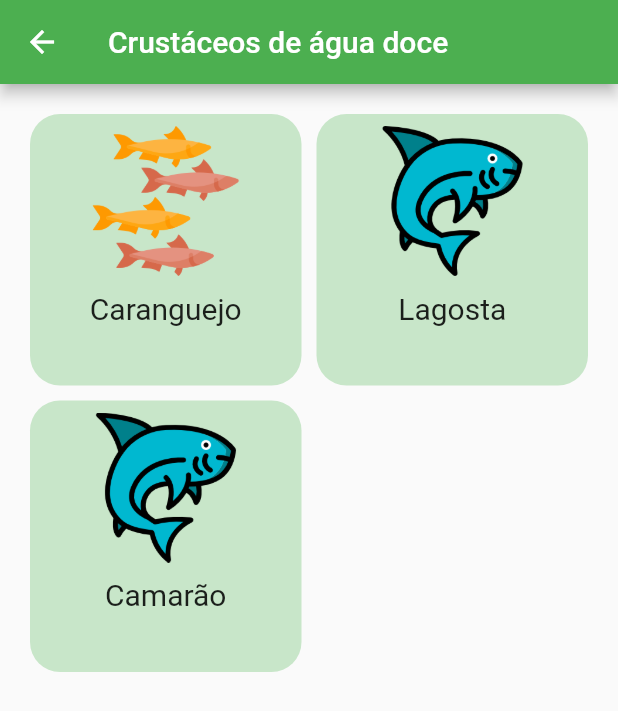
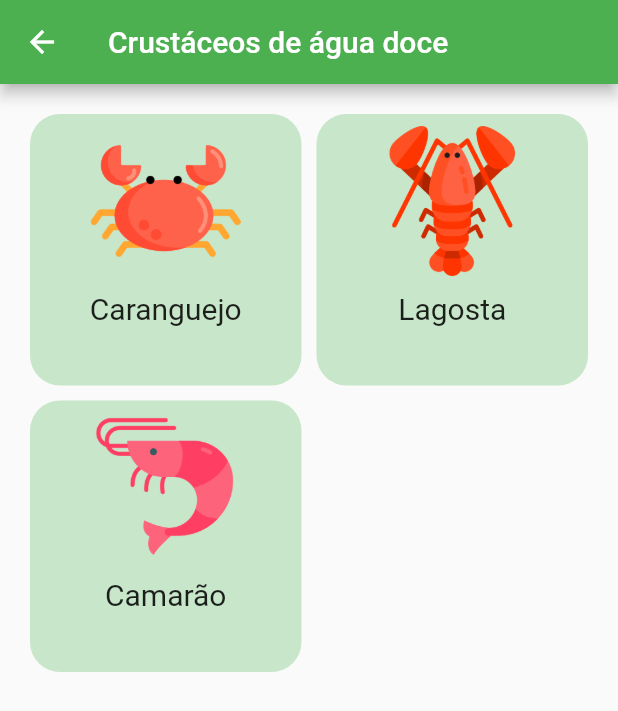
Before and after one commit to lucasoliveirasouza/aquarinfo, a Flutter app: the CrustaceoView screen opened directly, after a tap on "Água doce", on a phone screen of 412 x 824 dp. Shown: the top 711 px of the screen. Run offline on Flutter 3.47's test engine with Material 2 defaults, Android fonts, the phone set to English and light mode, and no system bars; our stand-ins replace cloud_firestore, firebase_auth, firebase_core, firebase_storage, image_picker; accounts and stored records are empty.

Commit message:
Organizar crustaceos #7

```diff
--- a/lib/view/crustaceo/crustaceo.dart
+++ b/lib/view/crustaceo/crustaceo.dart
@@ -26,7 +26,7 @@ class _CrustaceoViewState extends State<CrustaceoView> {
             crossAxisCount: 2,
             children: <Widget>[
               CardItem(
-                image: "agua_salgada/cardume.png",
+                image: "crustaceos/rio.png",
                 title: "Água doce",
                 color: Colors.green.shade100,
                 onTap: (){
@@ -39,7 +39,7 @@ class _CrustaceoViewState extends State<CrustaceoView> {
                 },
               ),
               CardItem(
-                image: "agua_salgada/carnivoros.png",
+                image: "crustaceos/oceano.png",
                 title: "Água salgada",
                 color: Colors.green.shade100,
                 onTap: (){
--- a/lib/view/crustaceo/crustaceo_lista.dart
+++ b/lib/view/crustaceo/crustaceo_lista.dart
@@ -14,7 +14,7 @@ class _CrustaceoListaViewState extends State<CrustaceoListaView> {
   Widget build(BuildContext context) {
     return Scaffold(
         appBar: AppBar(
-          title: Text(widget.tipo + " de " + widget.tipoAgua),
+          title: Text(widget.tipo + " de água " + widget.tipoAgua),
         ),
     );
   }
--- a/lib/view/crustaceo/crustaceo_tipo.dart
+++ b/lib/view/crustaceo/crustaceo_tipo.dart
@@ -27,7 +27,7 @@ class _CrustaceoTipoViewState extends State<CrustaceoTipoView> {
             crossAxisCount: 2,
             children: <Widget>[
               CardItem(
-                image: "agua_salgada/cardume.png",
+                image: "crustaceos/caranguejo.png",
                 title: "Caranguejo",
                 color: Colors.green.shade100,
                 onTap: (){
@@ -40,7 +40,7 @@ class _CrustaceoTipoViewState extends State<CrustaceoTipoView> {
                 },
               ),
               CardItem(
-                image: "agua_salgada/carnivoros.png",
+                image: "crustaceos/lagosta.png",
                 title: "Lagosta",
                 color: Colors.green.shade100,
                 onTap: (){
@@ -53,7 +53,7 @@ class _CrustaceoTipoViewState extends State<CrustaceoTipoView> {
                 },
               ),
               CardItem(
-                image: "agua_salgada/carnivoros.png",
+                image: "crustaceos/camarao.png",
                 title: "Camarão",
                 color: Colors.green.shade100,
                 onTap: (){
--- a/pubspec.yaml
+++ b/pubspec.yaml
@@ -68,3 +68,4 @@ flutter:
     - assets/images/
     - assets/images/agua_salgada/
     - assets/images/agua_doce/
+    - assets/images/crustaceos/
```
Also changed, not shown: assets/images/crustaceos/camarao.png (added), assets/images/crustaceos/caranguejo.png (added), assets/images/crustaceos/lagosta.png (added), assets/images/crustaceos/oceano.png (added), assets/images/crustaceos/rio.png (added).
